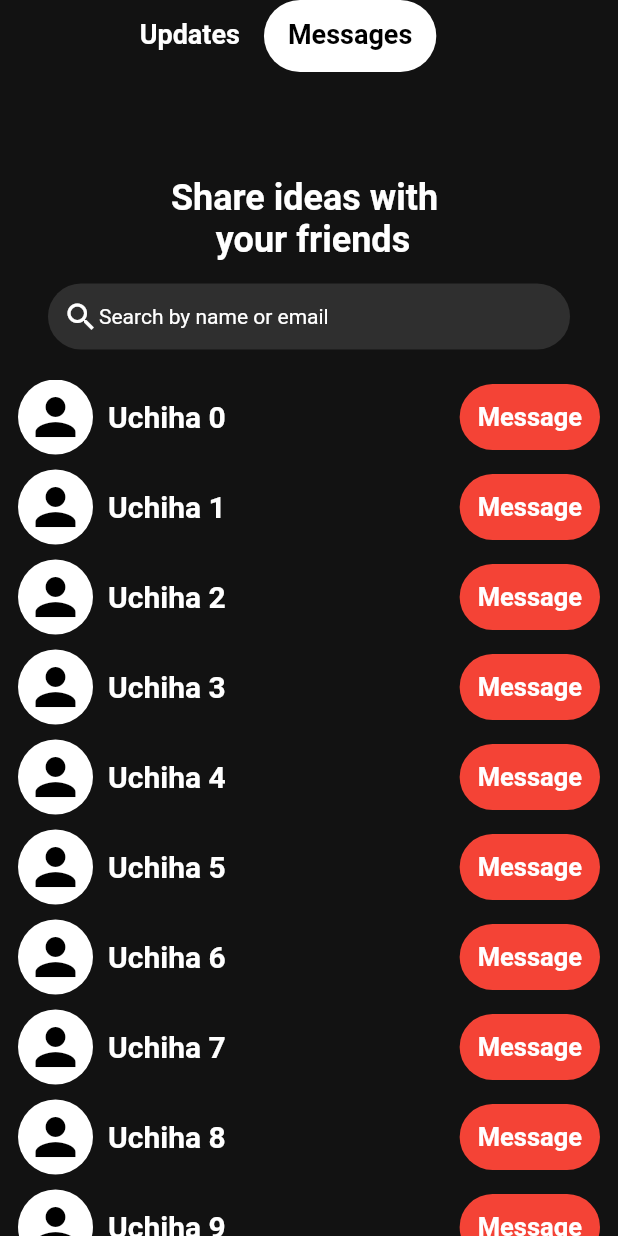
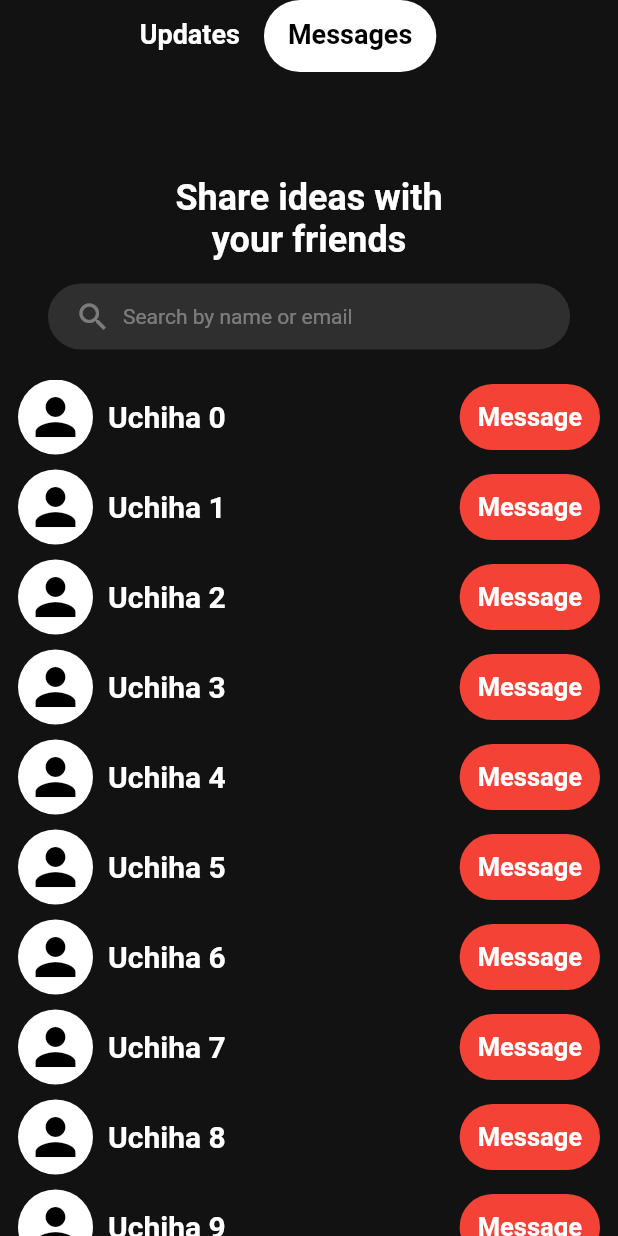
Before and after one commit to josh4500/pinterest_clone, a Flutter app: the DiscoverScreen widget shown alone on an empty page, opened directly, tab 2 chosen, on a phone screen of 412 x 824 dp. Run offline on Flutter 3.47's test engine with Material 2 defaults, Android fonts, the phone set to English and light mode, and no system bars.

Commit message:
Extract and create SearchBar

```diff
--- a/lib/presentation/screens/DiscoverScreen.dart
+++ b/lib/presentation/screens/DiscoverScreen.dart
@@ -9,7 +9,6 @@ class DiscoverScreen extends StatefulWidget {
 
 class _DiscoverScreenState extends State<DiscoverScreen>
     with SingleTickerProviderStateMixin {
-  bool _isVisible = false;
   double _opacity = 1.0;
   TabController _tabController;
   List<Tab> _tabs = [
@@ -77,7 +76,7 @@ class _DiscoverScreenState extends State<DiscoverScreen>
               Opacity(
                 opacity: _opacity,
                 child: Icon(
-                  Icons.attachment,
+                  Icons.tune_outlined,
                 ),
               )
             ],
--- a/lib/presentation/screens/MessagesScreen.dart
+++ b/lib/presentation/screens/MessagesScreen.dart
@@ -1,11 +1,11 @@
 import 'package:flutter/material.dart';
 import 'package:pinterest_clone/presentation/widgets/CustomListTile.dart';
+import 'package:pinterest_clone/presentation/widgets/SearchBar.dart';
 
 class MessagesScreen extends StatelessWidget {
-  List<int> _list = [1, 2, 3, 4, 5, 6, 7, 8, 9, 10, 11];
+  final List<int> _list = [1, 2, 3, 4, 5, 6, 7, 8, 9, 10, 11];
   @override
   Widget build(BuildContext context) {
-    Size _size = MediaQuery.of(context).size;
     return Container(
       padding: EdgeInsets.only(
         top: 70.0,
@@ -14,11 +14,15 @@ class MessagesScreen extends StatelessWidget {
       ),
       child: Column(
         children: [
-          Text(
-            'Share ideas with \n     your friends',
-            style: TextStyle(
-              fontSize: 24.0,
-              fontWeight: FontWeight.bold,
+          Container(
+            width: 180,
+            child: Text(
+              'Share ideas with your friends',
+              textAlign: TextAlign.center,
+              style: TextStyle(
+                fontSize: 24.0,
+                fontWeight: FontWeight.bold,
+              ),
             ),
           ),
           SizedBox(
@@ -35,16 +39,9 @@ class MessagesScreen extends StatelessWidget {
                   Radius.circular(25.0),
                 ),
               ),
-              child: Row(
-                children: [
-                  Icon(
-                    Icons.search,
-                  ),
-                  Text(
-                    'Search by name or email',
-                  )
-                ],
-              ),
+              child: SearchBar(
+                  leading: Icons.search,
+                  placeholder: 'Search by name or email'),
             ),
           ),
           SizedBox(
@@ -55,7 +52,6 @@ class MessagesScreen extends StatelessWidget {
               physics: BouncingScrollPhysics(),
               itemCount: _list.length,
               itemBuilder: (context, index) {
-                print('${_list.length} omo');
                 if (index == _list.length - 1) {
                   return CustomListTile(
                     icon: Icons.group,
--- a/lib/presentation/screens/UpdatesScreen.dart
+++ b/lib/presentation/screens/UpdatesScreen.dart
@@ -19,7 +19,6 @@ class _UpdatesScreenState extends State<UpdatesScreen> {
 
   @override
   Widget build(BuildContext context) {
-    Size _size = MediaQuery.of(context).size;
     return Container(
       padding: EdgeInsets.symmetric(
         horizontal: 12.0,
--- /dev/null
+++ b/lib/presentation/widgets/SearchBar.dart
@@ -0,0 +1,44 @@
+import 'package:flutter/material.dart';
+
+class SearchBar extends StatelessWidget {
+  SearchBar({
+    this.leading,
+    this.placeholder,
+    this.trailing,
+  });
+
+  final IconData leading;
+  final String placeholder;
+  final IconData trailing;
+
+  @override
+  Widget build(BuildContext context) {
+    return Row(
+      crossAxisAlignment: CrossAxisAlignment.center,
+      children: [
+        Padding(
+          padding: const EdgeInsets.only(left: 8.0, right: 8.0),
+          child: Icon(
+            leading,
+            color: Color(0x5FFFFFFF),
+          ),
+        ),
+        Expanded(
+          child: Text(
+            placeholder,
+            style: TextStyle(
+              color: Color(0x5FFFFFFF),
+            ),
+          ),
+        ),
+        Padding(
+          padding: const EdgeInsets.only(left: 8.0, right: 8.0),
+          child: Icon(
+            trailing,
+            color: Color(0x5FFFFFFF),
+          ),
+        ),
+      ],
+    );
+  }
+}
```
Also changed, not shown: lib/presentation/screens/ProfileScreen.dart (+4 -19 lines), lib/presentation/screens/SearchScreen.dart (+5 -25 lines).
